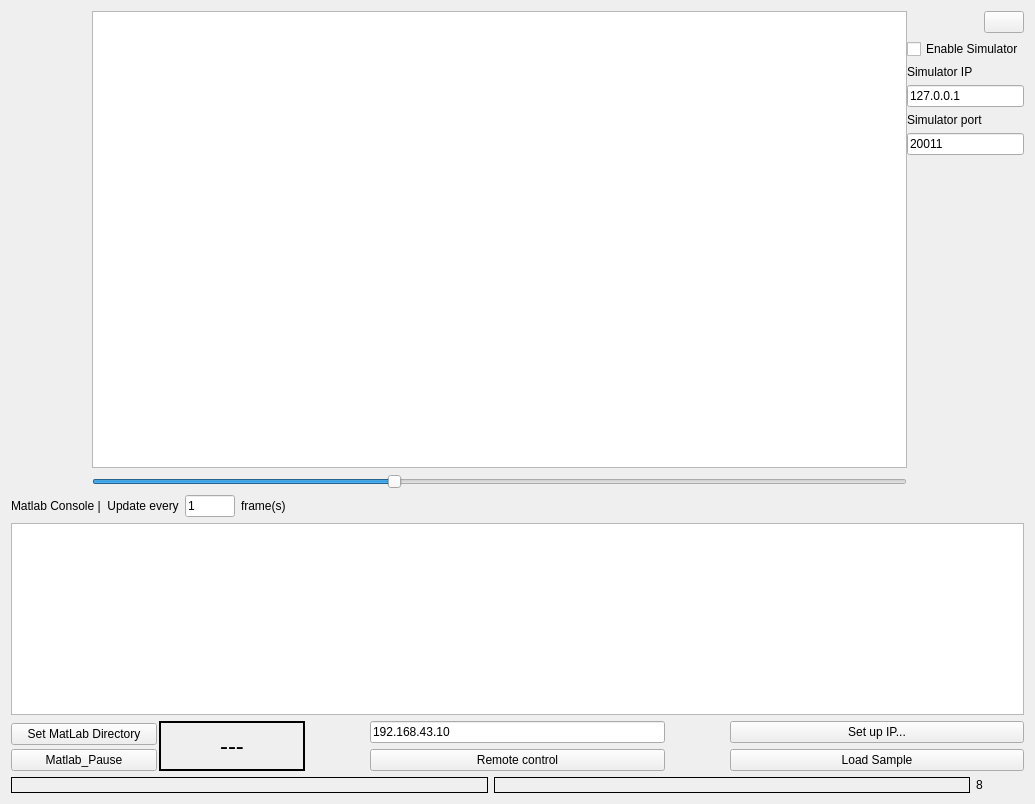
Before: the Qt Designer form LARCmaCS/larcmacs.ui in petr-konovalov/LARCmaCS, drawn with Qt 5.
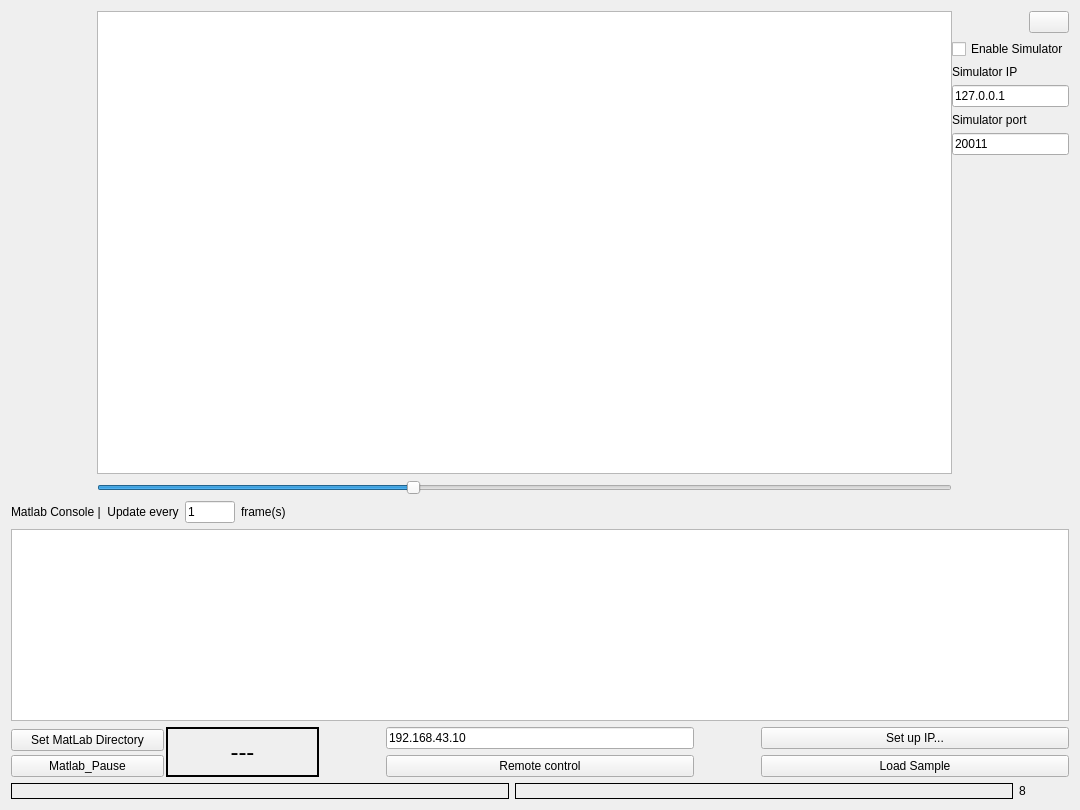
After: the same form once the commit is applied. Icons and pictures are not drawn.

```diff
--- a/LARCmaCS/larcmacs.ui
+++ b/LARCmaCS/larcmacs.ui
@@ -6,8 +6,8 @@
    <rect>
     <x>0</x>
     <y>0</y>
-    <width>1035</width>
-    <height>804</height>
+    <width>1080</width>
+    <height>810</height>
    </rect>
   </property>
   <property name="windowTitle">
```
